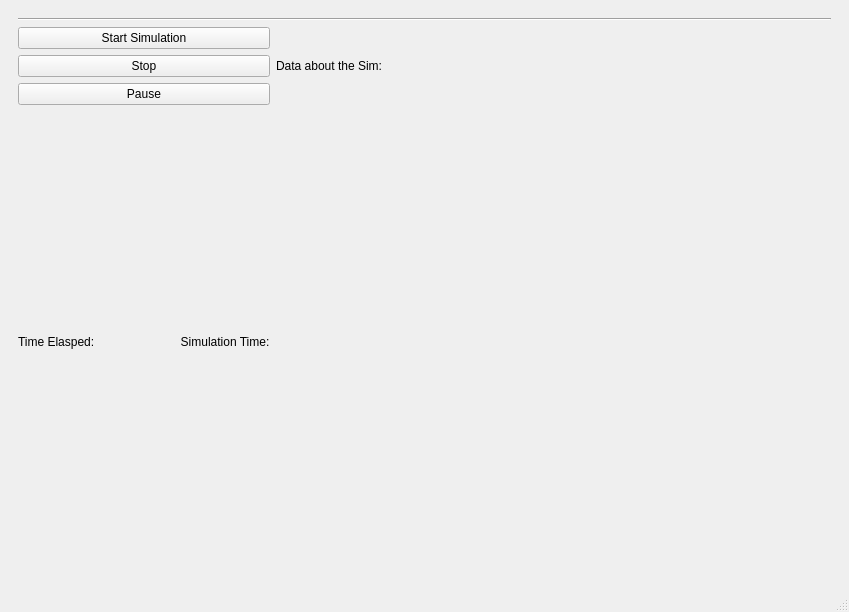
The window that src/ui/gui/mainwindow.ui (G-PIES/G-PIES) describes before a commit, drawn with Qt 5.
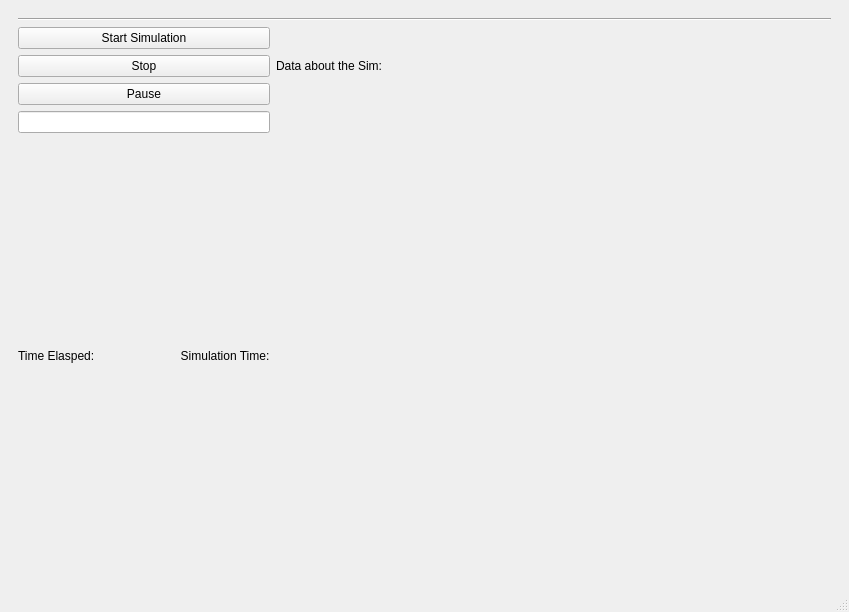
The same window after the commit.

Commit message: Added first user input param

Diff of the .ui file:
```diff
--- a/src/ui/gui/mainwindow.ui
+++ b/src/ui/gui/mainwindow.ui
@@ -30,13 +30,6 @@
     <item>
      <widget class="QWidget" name="widget" native="true">
       <layout class="QGridLayout" name="gridLayout">
-       <item row="3" column="0">
-        <widget class="QLabel" name="label">
-         <property name="text">
-          <string>Time Elasped:                          Simulation Time:</string>
-         </property>
-        </widget>
-       </item>
        <item row="2" column="1">
         <widget class="QLabel" name="label_2">
          <property name="sizePolicy">
@@ -85,6 +78,16 @@
        <item row="0" column="0" colspan="2">
         <layout class="QVBoxLayout" name="verticalLayout_2"/>
        </item>
+       <item row="4" column="0">
+        <widget class="QLabel" name="label">
+         <property name="text">
+          <string>Time Elasped:                          Simulation Time:</string>
+         </property>
+        </widget>
+       </item>
+       <item row="3" column="0">
+        <widget class="QLineEdit" name="lineEdit"/>
+       </item>
       </layout>
      </widget>
     </item>
```
Left out of the diff: 16 changed lines with no effect on the pictures. The commit also changes 2 other files.
